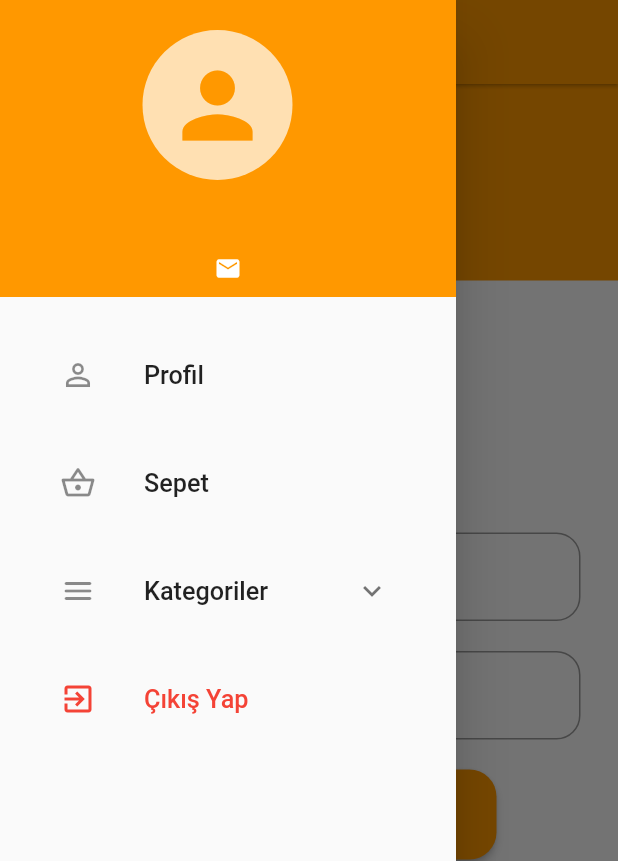
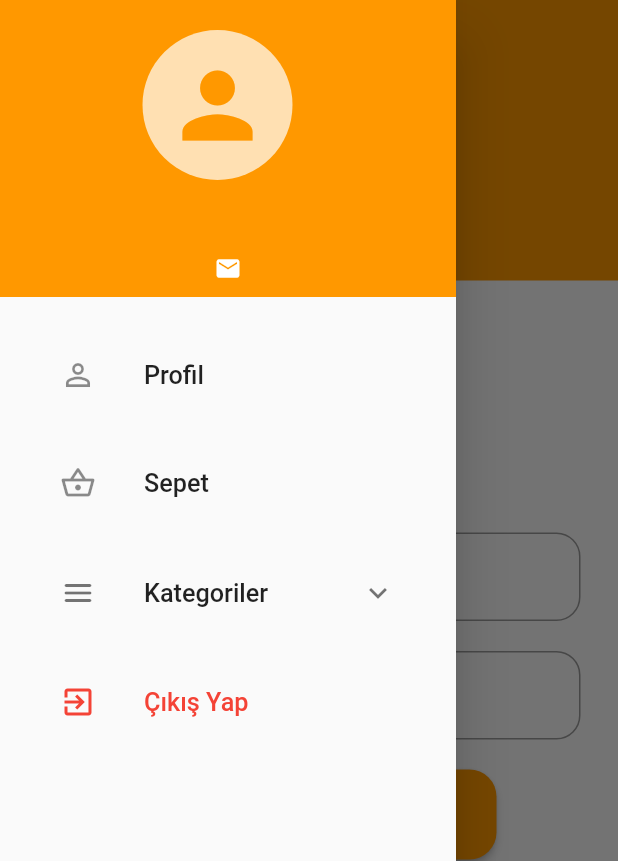
Before and after one commit to thedemir/e_commerce_app, a Flutter app: the PrimaryPage screen opened directly, item 2 of the bottom bar chosen, in the side drawer, after a tap on the "menu" icon, on a phone screen of 412 x 824 dp. Shown: the top 861 px of the screen. Run offline on Flutter 3.47's test engine with Material 2 defaults, Android fonts, the phone set to English and light mode, and no system bars; our stand-ins replace dio, google_fonts, shared_preferences; accounts and stored records are empty; network calls fail.

```diff
--- /dev/null
+++ b/lib/components/category_card.dart
@@ -0,0 +1,34 @@
+import 'package:flutter/material.dart';
+import 'package:flutter/src/foundation/key.dart';
+import 'package:flutter/src/widgets/framework.dart';
+import 'package:google_fonts/google_fonts.dart';
+
+class CategoryCard extends StatelessWidget {
+  const CategoryCard({Key? key, required this.imageUrl, required this.title})
+      : super(key: key);
+  final String imageUrl;
+  final String title;
+
+  @override
+  Widget build(BuildContext context) {
+    return Padding(
+      padding: const EdgeInsets.symmetric(horizontal: 7),
+      child: Container(
+        height: 100,
+        width: 100,
+        color: Colors.grey[100],
+        child: Padding(
+          padding: const EdgeInsets.all(8.0),
+          child: Column(
+            children: [
+              ClipRRect(
+                  borderRadius: BorderRadius.circular(10),
+                  child: Image.network(imageUrl)),
+              Text(title, style: GoogleFonts.lato())
+            ],
+          ),
+        ),
+      ),
+    );
+  }
+}
--- a/lib/screens/primary_page.dart
+++ b/lib/screens/primary_page.dart
@@ -1,10 +1,12 @@
 import 'dart:developer';
+import 'package:e_commerce_app/screens/auth_profile_screens/check_email_page.dart';
 import 'package:e_commerce_app/screens/auth_profile_screens/profil_page.dart';
 import 'package:e_commerce_app/screens/products_screens/basket_page.dart';
 import 'package:e_commerce_app/screens/products_screens/home_page.dart';
 import 'package:e_commerce_app/state/auth/log_in_state.dart';
 import 'package:flutter/material.dart';
 import 'package:provider/provider.dart';
+import 'package:shared_preferences/shared_preferences.dart';
 import '../state/auth/update_profile_state.dart';
 
 class PrimaryPage extends StatefulWidget {
@@ -38,7 +40,6 @@ class _HomePageState extends State<PrimaryPage> {
                 ),
               ),
               backgroundColor: Colors.orange,
-              elevation: 1,
             ),
             body: tabs[currentIndex],
             bottomNavigationBar: BottomNavigationBar(
@@ -148,44 +149,49 @@ class _HomePageState extends State<PrimaryPage> {
                                     builder: (context) => BasketPage()));
                           },
                         ), ////////////////////EXPANSİON PANEL/////////////
-                        ExpansionPanelList(
-                          elevation: 0,
-                          children: [
-                            ExpansionPanel(
-                              backgroundColor: Colors.transparent,
-                              headerBuilder: (context, isExpanded) {
-                                return ListTile(
-                                  leading: const Icon(Icons.menu_rounded),
-                                  title: const Text("Kategoriler",
-                                      textScaleFactor: 1.2),
-                                  onTap: () {},
-                                );
-                              },
-                              body: Column(
-                                children: [
-                                  ListTile(
-                                    leading: const Icon(Icons.menu_rounded),
-                                    title: const Text("Kategoriler",
-                                        textScaleFactor: 1.2),
-                                    onTap: () {},
-                                  ),
-                                  ListTile(
-                                    leading: const Icon(Icons.menu_rounded),
-                                    title: const Text("Kategoriler",
-                                        textScaleFactor: 1.2),
-                                    onTap: () {},
-                                  ),
-                                ],
-                              ),
-                              canTapOnHeader: true,
-                              isExpanded: _expanded,
-                            ),
-                          ],
-                          dividerColor: Colors.grey,
-                          expansionCallback: (panelIndex, isExpanded) {
-                            _expanded = !_expanded;
-                            setState(() {});
-                          },
+                        // ExpansionPanelList(
+                        //   elevation: 0,
+                        //   children: [
+                        //     ExpansionPanel(
+                        //       backgroundColor: Colors.transparent,
+                        //       headerBuilder: (context, isExpanded) {
+                        //         return ListTile(
+                        //           leading: const Icon(Icons.menu_rounded),
+                        //           title: const Text("Kategoriler",
+                        //               textScaleFactor: 1.2),
+                        //           onTap: () {},
+                        //         );
+                        //       },
+                        //       body: Column(
+                        //         children: [
+                        //           ListTile(
+                        //             leading: const Icon(Icons.menu_rounded),
+                        //             title: const Text("Kategoriler",
+                        //                 textScaleFactor: 1.2),
+                        //             onTap: () {},
+                        //           ),
+                        //           ListTile(
+                        //             leading: const Icon(Icons.menu_rounded),
+                        //             title: const Text("Kategoriler",
+                        //                 textScaleFactor: 1.2),
+                        //             onTap: () {},
+                        //           ),
+                        //         ],
+                        //       ),
+                        //       canTapOnHeader: true,
+                        //       isExpanded: _expanded,
+                        //     ),
+                        //   ],
+                        //   dividerColor: Colors.grey,
+                        //   expansionCallback: (panelIndex, isExpanded) {
+                        //     _expanded = !_expanded;
+                        //     setState(() {});
+                        //   },
+                        // ),
+                        ExpansionTile(
+                          leading: const Icon(Icons.menu_rounded),
+                          title: Text("Kategoriler", textScaleFactor: 1.2),
+                          children: <Widget>[],
                         ),
                         ListTile(
                           leading: const Icon(
@@ -197,7 +203,13 @@ class _HomePageState extends State<PrimaryPage> {
                             textScaleFactor: 1.2,
                             style: TextStyle(color: Colors.red),
                           ),
-                          onTap: () {},
+                          onTap: () async {
+                            await state.logOut();
+                            Navigator.push(
+                                context,
+                                MaterialPageRoute(
+                                    builder: (context) => CheckEmailPage()));
+                          },
                         ),
                       ],
                     ),
--- a/lib/screens/products_screens/home_page.dart
+++ b/lib/screens/products_screens/home_page.dart
@@ -1,12 +1,11 @@
+import 'package:e_commerce_app/components/category_card.dart';
+import 'package:e_commerce_app/constants/text_styles.dart';
+import 'package:e_commerce_app/state/categories/all_categories_state.dart';
 import 'package:flutter/material.dart';
-import 'package:flutter/src/foundation/key.dart';
-import 'package:flutter/src/widgets/framework.dart';
+import 'package:google_fonts/google_fonts.dart';
 import 'package:provider/provider.dart';
 
-import '../../state/auth/check_email_state.dart';
-import '../../state/auth/log_in_state.dart';
-import '../auth_profile_screens/check_email_page.dart';
-import '../primary_page.dart';
+import '../../state/auth/update_profile_state.dart';
 
 class HomePage extends StatefulWidget {
   const HomePage({Key? key}) : super(key: key);
@@ -17,9 +16,41 @@ class HomePage extends StatefulWidget {
 
 class _HomePageState extends State<HomePage> {
   @override
+  void initState() {
+    super.initState();
+  }
+
+  @override
   Widget build(BuildContext context) {
-    return Scaffold(
-      body: SingleChildScrollView(child: Column()),
-    );
+    return Consumer2<GetAllCategoriesState, UpdateProfileState>(
+        builder: (context, state, state2, widget) {
+      return Scaffold(
+        body: Column(
+          children: [
+            SizedBox(height: 15),
+            Padding(
+              padding: const EdgeInsets.only(right: 250),
+              child: Text("Kategoriler",
+                  textScaleFactor: 1.5, style: TextStyles().v2),
+            ),
+            SizedBox(height: 5),
+            Container(
+              height: 100,
+              child: ListView.builder(
+                padding: EdgeInsets.symmetric(vertical: 2),
+                itemCount: state.categories?.length,
+                scrollDirection: Axis.horizontal,
+                itemBuilder: (context, index) {
+                  return CategoryCard(
+                      imageUrl: state.categories?[index].image ??
+                          "https://via.placeholder.com/640x480.png/00cc55?text=+et",
+                      title: state.categories?[index].title ?? "1");
+                },
+              ),
+            ),
+          ],
+        ),
+      );
+    });
   }
 }
--- a/lib/state/categories/all_categories_state.dart
+++ b/lib/state/categories/all_categories_state.dart
@@ -2,11 +2,15 @@ import 'package:e_commerce_app/model/categories_model.dart';
 import 'package:e_commerce_app/service/categories/all_categories_service.dart';
 import 'package:flutter/cupertino.dart';
 
-class GetAllCategories extends ChangeNotifier {
+class GetAllCategoriesState extends ChangeNotifier {
   var service = AllCategoriesService();
   var datas;
+  List<CategoriesModels>? categories;
 
   void fetc() async {
     datas = await service.getAllCategories();
+    categories = service.categories;
+
+    print("fetch ${categories?[1]}");
   }
 }
--- a/pubspec.yaml
+++ b/pubspec.yaml
@@ -34,6 +34,7 @@ dependencies:
   # The following adds the Cupertino Icons font to your application.
   # Use with the CupertinoIcons class for iOS style icons.
   cupertino_icons: ^1.0.2
+  google_fonts: ^3.0.1
   dio: ^4.0.6
   provider: ^6.0.4
   shared_preferences: ^2.0.15
```
Also changed, not shown: lib/constants/text_styles.dart (added, +7 -0 lines), lib/main.dart (+5 -2 lines), lib/screens/auth_profile_screens/log_in_page.dart (+7 -2 lines), lib/screens/products_screens/basket_page.dart (+26 -4 lines), lib/service/categories/all_categories_service.dart (+11 -3 lines), lib/state/auth/log_in_state.dart (+17 -0 lines), pubspec.lock, 1 other file.
